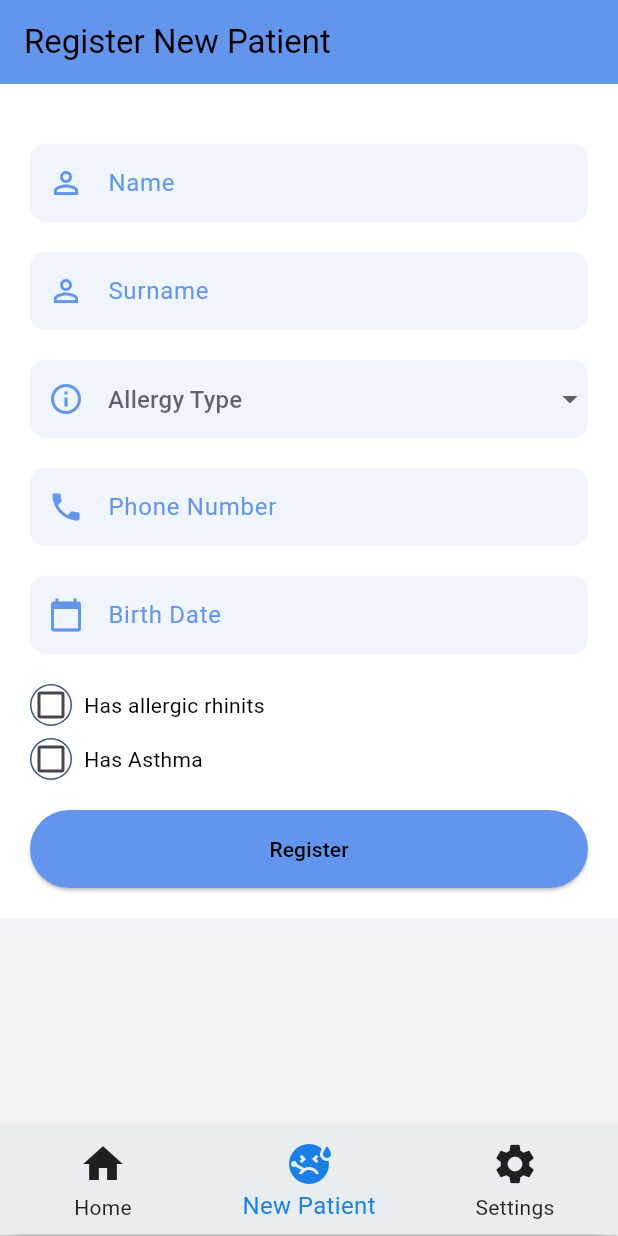
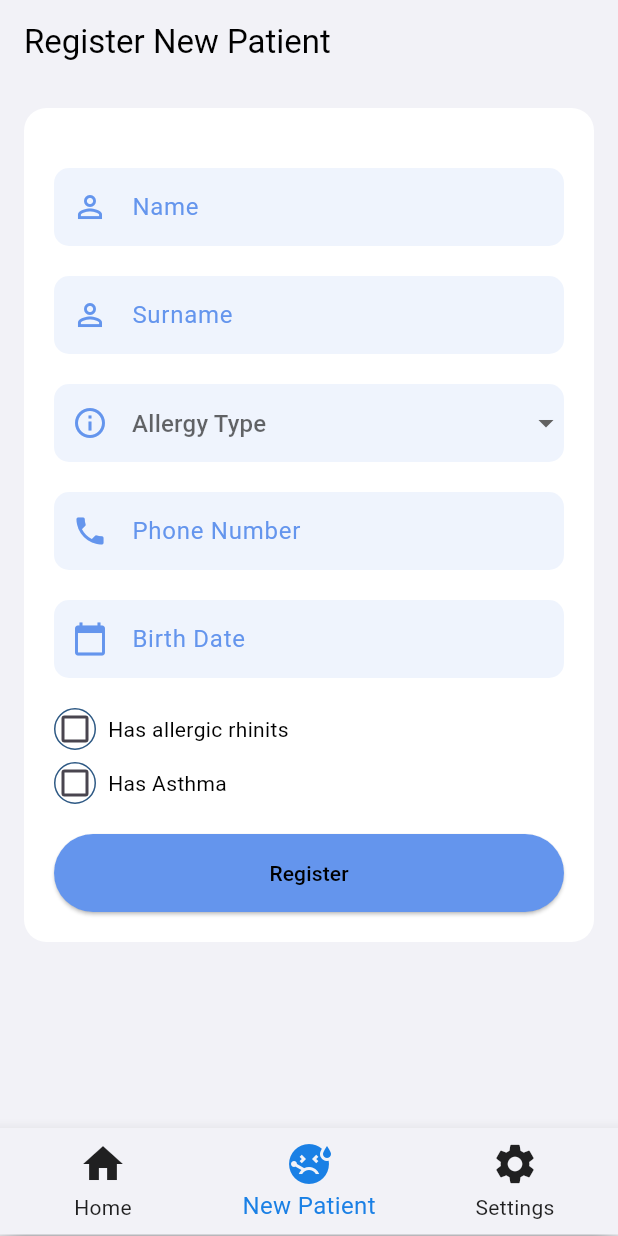
Before and after one commit to KeremTamirci/ImmunotherapyApp, a Flutter app: the screen it shows once a user with an empty profile is signed in, item 2 of the bottom bar chosen, on a phone screen of 412 x 824 dp. Run offline on Flutter 3.47's test engine with Material 3 defaults, Android fonts, the phone set to English and light mode, and no system bars; our stand-ins replace accordion, cloud_firestore, firebase_auth, firebase_core, firebase_messaging, fl_chart and 5 more; missing offline and left inert: flutter_material_pickers; accounts and stored records are empty; generated files the repository leaves out were written again; project files that could hold a hidden picture were left out.

Commit message:
Doctor side UI changed

```diff
--- a/immunotheraphy_app/lib/doctor/screens/doctor_home_screen.dart
+++ b/immunotheraphy_app/lib/doctor/screens/doctor_home_screen.dart
@@ -63,6 +63,7 @@ class _DoctorHomeScreenState extends State<DoctorHomeScreen> {
       // ),
       bottomNavigationBar: Theme(
         data: Theme.of(context).copyWith(
+
             // sets the background color of the `BottomNavigationBar`
             ), // sets the inactive color of the `BottomNavigationBar`
         child: SizedBox(
@@ -71,7 +72,7 @@ class _DoctorHomeScreenState extends State<DoctorHomeScreen> {
             children: [
               BottomNavigationBar(
                 // backgroundColor: hexStringToColor("1A80E5"),
-                backgroundColor: hexStringToColor("E8EDF2"),
+                backgroundColor: Theme.of(context).colorScheme.background,
                 items: <BottomNavigationBarItem>[
                   BottomNavigationBarItem(
                     icon: const Icon(Icons.home),
--- a/immunotheraphy_app/lib/doctor/screens/new_patient_page.dart
+++ b/immunotheraphy_app/lib/doctor/screens/new_patient_page.dart
@@ -1,4 +1,5 @@
 import 'dart:math';
+import 'package:flutter/cupertino.dart';
 import 'package:flutter/material.dart';
 import 'package:immunotheraphy_app/doctor/utils/firebase_initialization.dart';
 import 'package:intl/intl.dart';
@@ -39,11 +40,17 @@ class _NewPatientPageState extends State<NewPatientPage> {
   Widget build(BuildContext context) {
     return Scaffold(
       appBar: AppBar(
-        title: Text('Register New Patient'),
-        backgroundColor: hexStringToColor("6495ED"),
+        title: const Text('Register New Patient'),
+        // backgroundColor: hexStringToColor("6495ED"),
+        surfaceTintColor: CupertinoColors.systemBackground,
       ),
-      body: Container(
-        color: Colors.white,
+      body: Padding(
+        padding: const EdgeInsets.all(16.0),
+        child: Container(
+          decoration: const BoxDecoration(
+            borderRadius: BorderRadius.all(Radius.circular(15)),
+            color: CupertinoColors.systemBackground,
+          ),
           child: SingleChildScrollView(
             child: Padding(
               padding: const EdgeInsets.all(20.0),
@@ -115,6 +122,7 @@ class _NewPatientPageState extends State<NewPatientPage> {
                     ),
                   ),
                 ],
+              ),
             ),
           ),
         ),
```
Also changed, not shown: immunotheraphy_app/lib/doctor/screens/patient_list_screen.dart (+13 -8 lines). Lines whose indentation alone changed are shown as unchanged.
